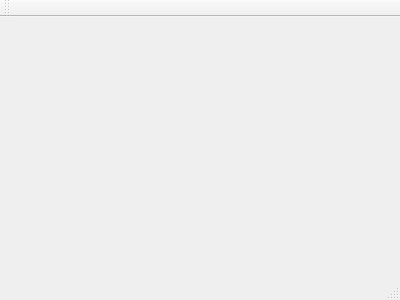
The window that Photogon/mainwindow.ui (DryFrost/photogon) describes before a commit, drawn with Qt 5.
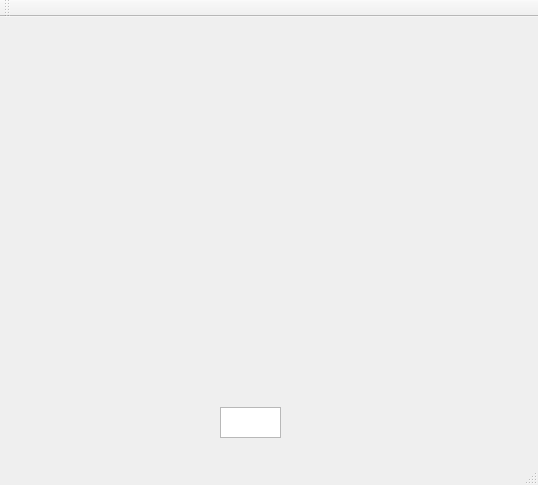
The same window after the commit.

Patch:
```diff
--- a/Photogon/mainwindow.ui
+++ b/Photogon/mainwindow.ui
@@ -1,24 +1,66 @@
 <ui version="4.0">
  <class>MainWindow</class>
- <widget class="QMainWindow" name="MainWindow" >
-  <property name="geometry" >
+ <widget class="QMainWindow" name="MainWindow">
+  <property name="geometry">
    <rect>
     <x>0</x>
     <y>0</y>
-    <width>400</width>
-    <height>300</height>
+    <width>538</width>
+    <height>485</height>
    </rect>
   </property>
   <property name="windowTitle" >
    <string>MainWindow</string>
   </property>
-  <widget class="QMenuBar" name="menuBar" />
-  <widget class="QToolBar" name="mainToolBar" />
-  <widget class="QWidget" name="centralWidget" />
-  <widget class="QStatusBar" name="statusBar" />
+  <widget class="QWidget" name="centralWidget">
+   <widget class="QLabel" name="label">
+    <property name="geometry">
+     <rect>
+      <x>20</x>
+      <y>20</y>
+      <width>491</width>
+      <height>341</height>
+     </rect>
+    </property>
+    <property name="text">
+     <string/>
+    </property>
+   </widget>
+   <widget class="QPlainTextEdit" name="timeStep">
+    <property name="geometry">
+     <rect>
+      <x>220</x>
+      <y>390</y>
+      <width>61</width>
+      <height>31</height>
+     </rect>
+    </property>
+    <property name="overwriteMode">
+     <bool>true</bool>
+    </property>
+   </widget>
+  </widget>
+  <widget class="QMenuBar" name="menuBar">
+   <property name="geometry">
+    <rect>
+     <x>0</x>
+     <y>0</y>
+     <width>538</width>
+     <height>22</height>
+    </rect>
+   </property>
+  </widget>
+  <widget class="QToolBar" name="mainToolBar">
+   <attribute name="toolBarArea">
+    <enum>TopToolBarArea</enum>
+   </attribute>
+   <attribute name="toolBarBreak">
+    <bool>false</bool>
+   </attribute>
+  </widget>
+  <widget class="QStatusBar" name="statusBar"/>
  </widget>
- <layoutDefault spacing="6" margin="11" />
- <pixmapfunction></pixmapfunction>
+ <layoutdefault spacing="6" margin="11"/>
  <resources/>
  <connections/>
 </ui>
```
Left out of the diff: 3 changed lines with no effect on the pictures.
